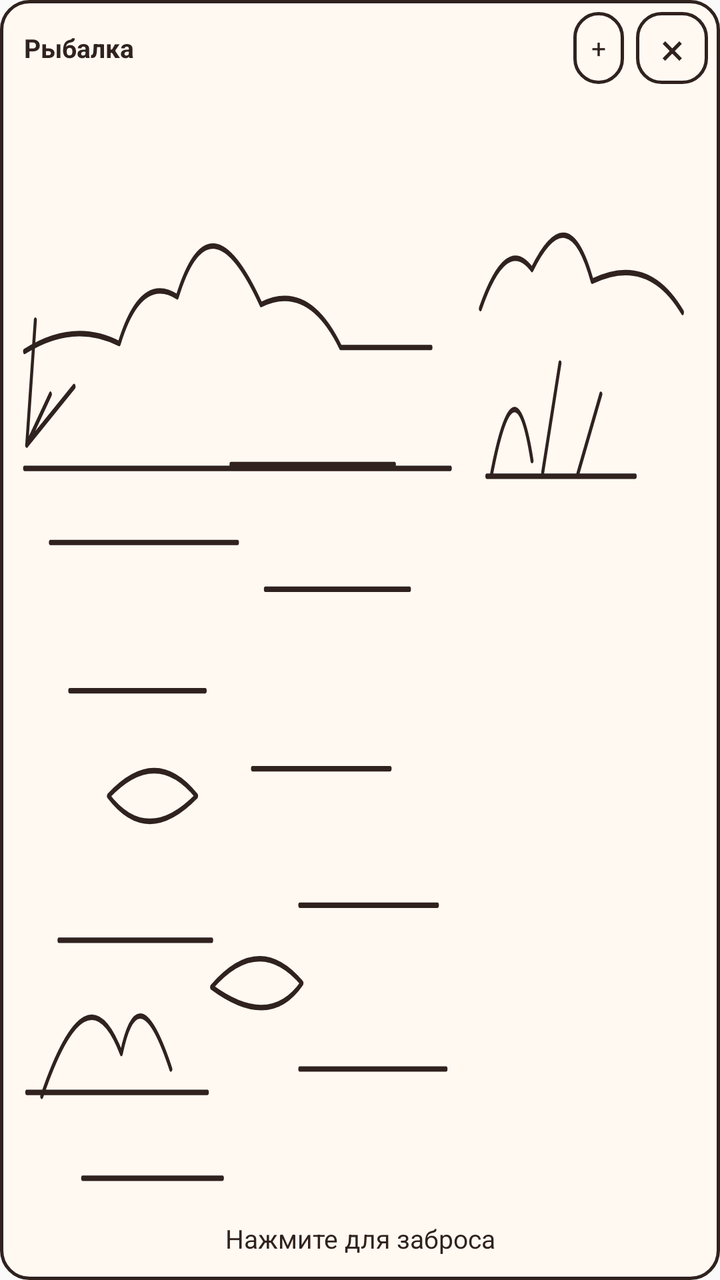
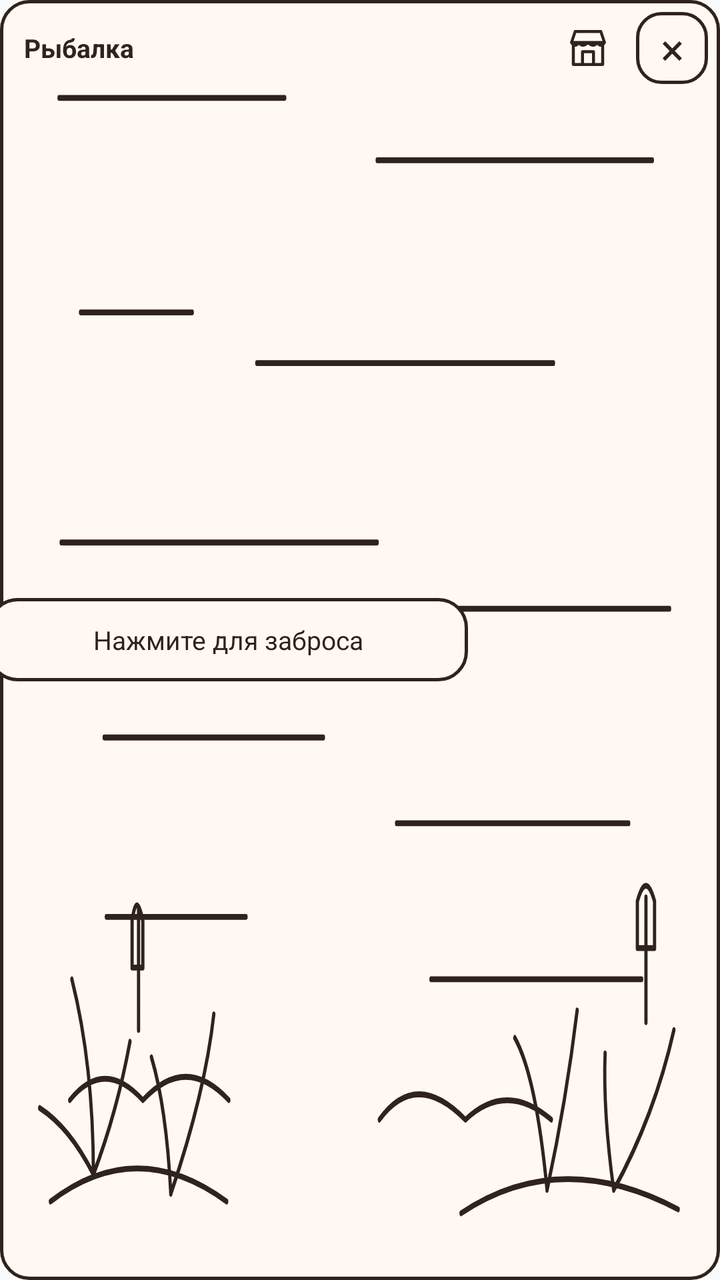

Screens rendered from an Android XML layout before and after an edit, with the pre-edit source and the edit as a unified diff.
<!-- AndroidManifest.xml: application theme android:Theme.Material.Light.NoActionBar -->
<!-- res/layout/view_chteico_fishing.xml -->
<?xml version="1.0" encoding="utf-8"?>
<FrameLayout xmlns:android="http://schemas.android.com/apk/res/android"
 android:id="@+id/fishing_root" android:layout_width="match_parent" android:layout_height="match_parent"
 android:background="@drawable/bg_fishing_stage" android:clipChildren="false" android:clipToPadding="false">
 <ImageView android:id="@+id/fishing_pond" android:layout_width="match_parent" android:layout_height="match_parent"
  android:layout_margin="8dp" android:scaleType="fitXY" android:src="@drawable/ic_fishing_pond" android:contentDescription="Контурный водоём"/>
 <TextView android:id="@+id/fishing_hud" android:layout_width="wrap_content" android:layout_height="36dp"
  android:layout_gravity="top|left" android:layout_marginLeft="12dp" android:layout_marginTop="6dp"
  android:gravity="center_vertical" android:textSize="13sp" android:textStyle="bold" android:textColor="#30221E" android:text="Рыбалка"/>
 <TextView android:id="@+id/fishing_shop" android:layout_width="wrap_content" android:layout_height="36dp"
  android:layout_gravity="top|right" android:layout_marginRight="48dp" android:layout_marginTop="6dp"
  android:gravity="center" android:paddingLeft="9dp" android:paddingRight="9dp"
  android:background="@drawable/bg_fishing_outline" android:textSize="13sp" android:textColor="#30221E" android:text="+"/>
 <TextView android:id="@+id/fishing_close" android:layout_width="36dp" android:layout_height="36dp"
  android:layout_gravity="top|right" android:layout_marginTop="6dp" android:layout_marginRight="6dp"
  android:gravity="center" android:background="@drawable/bg_fishing_outline"
  android:text="×" android:textColor="#30221E" android:textSize="22sp" android:contentDescription="Закрыть рыбалку"/>
 
 <FrameLayout android:id="@+id/fishing_cast_meter" android:layout_width="34dp" android:layout_height="220dp"
  android:layout_gravity="top|right" android:layout_marginTop="67dp" android:layout_marginRight="14dp"
  android:background="@drawable/bg_fishing_track" android:visibility="gone">
   <ImageView android:id="@+id/fishing_cast_optimum" android:layout_width="match_parent" android:layout_height="24dp"
    android:src="@drawable/bg_fishing_accent" android:contentDescription="Удвоенная зона идеального заброса 80 процентов"/>
   <ImageView android:id="@+id/fishing_cast_indicator" android:layout_width="match_parent" android:layout_height="5dp"
    android:src="@drawable/bg_fishing_marker" android:contentDescription="Бегущий индикатор заброса"/>
 </FrameLayout>
 <TextView android:id="@+id/fishing_cast_feedback" android:layout_width="wrap_content" android:layout_height="wrap_content"
  android:layout_gravity="center_horizontal|top" android:layout_marginTop="80dp"
  android:textSize="20sp" android:textStyle="bold" android:visibility="gone" android:text="Супер!"/>
 <ImageView android:id="@+id/fishing_bobber" android:layout_width="36dp" android:layout_height="48dp"
  android:src="@drawable/ic_fishing_bobber" android:contentDescription="Поплавок" android:visibility="gone"/>
 <ImageView android:id="@+id/fishing_wave_1" android:layout_width="72dp" android:layout_height="72dp"
  android:src="@drawable/ic_fishing_ripple" android:visibility="gone" android:contentDescription="Контурные волны"/>
 <ImageView android:id="@+id/fishing_wave_2" android:layout_width="72dp" android:layout_height="72dp"
  android:src="@drawable/ic_fishing_ripple" android:visibility="gone"/>
 <ImageView android:id="@+id/fishing_bite_ring" android:layout_width="76dp" android:layout_height="76dp"
  android:visibility="gone" android:contentDescription="Убывающий круг времени поклёвки"/>
 <TextView android:id="@+id/fishing_bite_message" android:layout_width="match_parent" android:layout_height="wrap_content"
  android:layout_gravity="top|center_horizontal" android:layout_marginTop="57dp"
  android:gravity="center" android:textSize="17sp" android:textStyle="bold" android:text="Рыба клюнула!"
  android:visibility="gone"/>
 <FrameLayout android:id="@+id/fishing_catch_panel" android:layout_width="96dp" android:layout_height="240dp"
  android:layout_gravity="right|center_vertical" android:layout_marginRight="12dp"
  android:background="@drawable/bg_fishing_outline" android:visibility="gone">
   <FrameLayout android:id="@+id/fishing_track" android:layout_width="62dp" android:layout_height="214dp"
    android:layout_gravity="top|left" android:layout_margin="12dp"
    android:background="@drawable/bg_fishing_track" android:clipChildren="false">
    <ImageView android:id="@+id/fishing_zone" android:layout_width="match_parent" android:layout_height="54dp"
     android:src="@drawable/bg_fishing_accent" android:contentDescription="Акцентная зона поимки"/>
    <ImageView android:id="@+id/fishing_catch_shimmer" android:layout_width="70dp" android:layout_height="70dp"
     android:layout_gravity="top|center_horizontal" android:src="@drawable/ic_fishing_sparkles"
     android:visibility="gone" android:contentDescription="Мерцающие искры"/>
    <ImageView android:id="@+id/fishing_fish" android:layout_width="42dp" android:layout_height="48dp"
     android:layout_gravity="left|top" android:layout_marginLeft="10dp"
     android:src="@drawable/ic_fishing_fish_common" android:contentDescription="Рыба"/>
   </FrameLayout>
 </FrameLayout>
 <ProgressBar android:id="@+id/fishing_catch_progress" style="?android:attr/progressBarStyleHorizontal"
  android:layout_width="match_parent" android:layout_height="9dp"
  android:layout_gravity="bottom" android:layout_marginLeft="16dp" android:layout_marginRight="16dp"
  android:layout_marginBottom="50dp" android:progressDrawable="@drawable/bg_fishing_progress"
  android:max="100" android:progress="0" android:visibility="gone"/>
 <LinearLayout android:id="@+id/fishing_result_panel" android:orientation="vertical"
  android:layout_width="match_parent" android:layout_height="match_parent"
  android:layout_gravity="center" android:layout_marginLeft="0dp" android:layout_marginRight="0dp"
  android:gravity="center" android:padding="14dp" android:background="@drawable/bg_fishing_stage"
  android:visibility="gone">
  <TextView android:id="@+id/fishing_result_title" android:layout_width="wrap_content" android:layout_height="wrap_content"
   android:text="Рыба поймана!" android:textStyle="bold" android:textSize="19sp" android:textColor="#30221E"/>
  <FrameLayout android:layout_width="match_parent" android:layout_height="136dp">
   <ImageView android:id="@+id/fishing_result_shimmer" android:layout_width="160dp" android:layout_height="125dp"
    android:layout_gravity="center" android:src="@drawable/ic_fishing_sparkles"
    android:visibility="gone" android:contentDescription="Мерцающие блёстки вокруг улова"/>
   <ImageView android:id="@+id/fishing_result_fish" android:layout_width="120dp" android:layout_height="76dp"
    android:layout_gravity="center" android:scaleType="fitCenter" android:src="@drawable/ic_fishing_fish_rare"
    android:contentDescription="Горизонтальная рыба, размер по массе"/>
  </FrameLayout>
  <TextView android:id="@+id/fishing_result_rarity" android:layout_width="wrap_content" android:layout_height="wrap_content"
   android:text="Редкая" android:textStyle="bold" android:textSize="17sp"/>
  <TextView android:id="@+id/fishing_result_mass" android:layout_width="wrap_content" android:layout_height="wrap_content"
   android:layout_marginTop="5dp" android:text="Масса" android:textSize="16sp" android:textColor="#30221E"/>
  <TextView android:id="@+id/fishing_result_rewards" android:layout_width="wrap_content" android:layout_height="wrap_content"
   android:layout_marginTop="5dp" android:text="XP · золото" android:textSize="15sp" android:textStyle="bold" android:textColor="#30221E"/>
  <TextView android:id="@+id/fishing_result_continue" android:layout_width="match_parent" android:layout_height="48dp"
   android:layout_marginTop="16dp" android:layout_marginLeft="30dp" android:layout_marginRight="30dp"
   android:gravity="center" android:clickable="true" android:focusable="true"
   android:background="@drawable/bg_fishing_outline" android:text="Продолжить"
   android:textColor="#30221E" android:textStyle="bold" android:textSize="16sp"/>
 </LinearLayout>
 <TextView android:id="@+id/fishing_status" android:layout_width="match_parent" android:layout_height="wrap_content"
  android:layout_gravity="bottom" android:layout_marginLeft="15dp" android:layout_marginRight="15dp"
  android:layout_marginBottom="12dp" android:gravity="center" android:maxLines="2"
  android:text="Нажмите для заброса" android:textSize="13sp" android:textColor="#30221E"/>
</FrameLayout>
<!-- resources referenced by this layout -->
<resources>
  <!-- drawable bg_fishing_accent (drawable) -->
  <?xml version="1.0" encoding="utf-8"?>
  <shape xmlns:android="http://schemas.android.com/apk/res/android" android:shape="rectangle">
   <solid android:color="#16A34A"/><corners android:radius="5dp"/>
  </shape>
  <!-- drawable bg_fishing_marker (drawable) -->
  <?xml version="1.0" encoding="utf-8"?>
  <shape xmlns:android="http://schemas.android.com/apk/res/android" android:shape="rectangle">
   <solid android:color="#16A34A"/><corners android:radius="2dp"/>
  </shape>
  <!-- drawable bg_fishing_outline (drawable) -->
  <?xml version="1.0" encoding="utf-8"?>
  <shape xmlns:android="http://schemas.android.com/apk/res/android" android:shape="rectangle">
   <solid android:color="@android:color/transparent"/><stroke android:width="1.5dp" android:color="#30221E"/><corners android:radius="12dp"/>
  </shape>
  <!-- drawable bg_fishing_stage (drawable) -->
  <?xml version="1.0" encoding="utf-8"?>
  <shape xmlns:android="http://schemas.android.com/apk/res/android" android:shape="rectangle">
   <solid android:color="#FFF9F2"/><stroke android:width="1.5dp" android:color="#30221E"/>
   <corners android:radius="14dp"/>
  </shape>
  <!-- drawable bg_fishing_track (drawable) -->
  <?xml version="1.0" encoding="utf-8"?>
  <shape xmlns:android="http://schemas.android.com/apk/res/android" android:shape="rectangle">
   <solid android:color="#22FFFFFF"/><stroke android:width="1.5dp" android:color="#30221E"/><corners android:radius="10dp"/>
  </shape>
  <!-- drawable ic_fishing_fish_common (drawable) -->
  <?xml version="1.0" encoding="utf-8"?>
  <vector xmlns:android="http://schemas.android.com/apk/res/android"
   android:width="32dp" android:height="48dp" android:viewportWidth="32" android:viewportHeight="48">
   <path android:fillColor="#FFFFFF" android:strokeColor="#30221E" android:strokeWidth="1.7"
   android:strokeLineCap="round" android:strokeLineJoin="round"
   android:pathData="M16,3 C8,3 6,14 8,24 C8.5,29 11,33 12,36 L7,44 L16,40 L25,44 L20,36 C21,33 23.5,29 24,24 C26,14 24,3 16,3 Z"/>
   <path android:fillColor="@android:color/transparent" android:strokeColor="#30221E" android:strokeWidth="1.5" android:strokeLineCap="round"
   android:pathData="M11,18 L5,24 L8,29 M21,18 L27,24 L24,29 M12,10 L13,10 M19,10 L20,10"/>
  </vector>
  <!-- drawable ic_fishing_pond (drawable) -->
  <?xml version="1.0" encoding="utf-8"?>
  <vector xmlns:android="http://schemas.android.com/apk/res/android" android:width="320dp" android:height="320dp" android:viewportWidth="320" android:viewportHeight="320">
   <path android:fillColor="@android:color/transparent" android:strokeColor="#30221E" android:strokeWidth="1.4" android:strokeLineCap="round" android:strokeLineJoin="round"
   android:pathData="M4,86 Q27,78 48,84 Q58,66 75,72 Q90,45 114,74 Q136,68 151,85 L193,85 M216,75 Q228,56 240,65 Q257,46 268,68 Q294,61 310,76 M4,116 L202,116 M16,135 L103,135 M116,147 L183,147 M25,173 L88,173 M110,193 L174,193 M20,237 L91,237 M132,270 L200,270 M31,298 L96,298 M100,115 L176,115 M132,228 L196,228 M12,277 Q33,243 49,266 Q57,245 72,270 M5,276 L89,276 M5,110 L16,97 M5,110 L27,95 M5,110 L9,78 M221,118 Q232,86 240,114 M245,117 L253,89 M261,118 L272,97 M219,118 L288,118 M43,200 Q65,187 84,200 Q61,213 43,200 Z M91,249 Q113,235 133,248 Q118,260 91,249 Z"/>
  </vector>
  <!-- unchanged entries left out for length: 5 -->
</resources>

<!-- the commit's change to res/layout/view_chteico_fishing.xml (unified diff, before → after) -->
@@ -7,10 +7,9 @@
  <TextView android:id="@+id/fishing_hud" android:layout_width="wrap_content" android:layout_height="36dp"
   android:layout_gravity="top|left" android:layout_marginLeft="12dp" android:layout_marginTop="6dp"
   android:gravity="center_vertical" android:textSize="13sp" android:textStyle="bold" android:textColor="#30221E" android:text="Рыбалка"/>
- <TextView android:id="@+id/fishing_shop" android:layout_width="wrap_content" android:layout_height="36dp"
+ <ImageView android:id="@+id/fishing_shop" android:layout_width="36dp" android:layout_height="36dp"
   android:layout_gravity="top|right" android:layout_marginRight="48dp" android:layout_marginTop="6dp"
-  android:gravity="center" android:paddingLeft="9dp" android:paddingRight="9dp"
-  android:background="@drawable/bg_fishing_outline" android:textSize="13sp" android:textColor="#30221E" android:text="+"/>
+  android:padding="7dp" android:src="@drawable/ic_fishing_shop" android:contentDescription="Магазин рыбалки"/>
  <TextView android:id="@+id/fishing_close" android:layout_width="36dp" android:layout_height="36dp"
   android:layout_gravity="top|right" android:layout_marginTop="6dp" android:layout_marginRight="6dp"
   android:gravity="center" android:background="@drawable/bg_fishing_outline"
@@ -39,27 +38,26 @@
   android:layout_gravity="top|center_horizontal" android:layout_marginTop="57dp"
   android:gravity="center" android:textSize="17sp" android:textStyle="bold" android:text="Рыба клюнула!"
   android:visibility="gone"/>
- <FrameLayout android:id="@+id/fishing_catch_panel" android:layout_width="96dp" android:layout_height="240dp"
-  android:layout_gravity="right|center_vertical" android:layout_marginRight="12dp"
-  android:background="@drawable/bg_fishing_outline" android:visibility="gone">
-   <FrameLayout android:id="@+id/fishing_track" android:layout_width="62dp" android:layout_height="214dp"
-    android:layout_gravity="top|left" android:layout_margin="12dp"
-    android:background="@drawable/bg_fishing_track" android:clipChildren="false">
-    <ImageView android:id="@+id/fishing_zone" android:layout_width="match_parent" android:layout_height="54dp"
+ 
+ <FrameLayout android:id="@+id/fishing_catch_panel" android:layout_width="match_parent" android:layout_height="match_parent"
+  android:background="@drawable/bg_fishing_stage" android:visibility="gone">
+   <FrameLayout android:id="@+id/fishing_track" android:layout_width="76dp" android:layout_height="match_parent"
+    android:layout_gravity="right|center_vertical" android:layout_marginTop="10dp" android:layout_marginBottom="26dp"
+    android:layout_marginRight="20dp" android:background="@drawable/bg_fishing_track" android:clipChildren="false">
+    <ImageView android:id="@+id/fishing_zone" android:layout_width="match_parent" android:layout_height="72dp"
      android:src="@drawable/bg_fishing_accent" android:contentDescription="Акцентная зона поимки"/>
     <ImageView android:id="@+id/fishing_catch_shimmer" android:layout_width="70dp" android:layout_height="70dp"
      android:layout_gravity="top|center_horizontal" android:src="@drawable/ic_fishing_sparkles"
      android:visibility="gone" android:contentDescription="Мерцающие искры"/>
     <ImageView android:id="@+id/fishing_fish" android:layout_width="42dp" android:layout_height="48dp"
-     android:layout_gravity="left|top" android:layout_marginLeft="10dp"
-     android:src="@drawable/ic_fishing_fish_common" android:contentDescription="Рыба"/>
+     android:layout_gravity="left|top" android:layout_marginLeft="17dp"
+     android:src="@drawable/ic_fishing_catch_silhouette" android:contentDescription="Тёмный силуэт улова"/>
    </FrameLayout>
+   <ProgressBar android:id="@+id/fishing_catch_progress" style="?android:attr/progressBarStyleHorizontal"
+    android:layout_width="match_parent" android:layout_height="9dp" android:layout_gravity="bottom"
+    android:layout_marginLeft="16dp" android:layout_marginRight="16dp" android:layout_marginBottom="11dp"
+    android:progressDrawable="@drawable/bg_fishing_progress" android:max="100" android:progress="0" android:visibility="gone"/>
  </FrameLayout>
- <ProgressBar android:id="@+id/fishing_catch_progress" style="?android:attr/progressBarStyleHorizontal"
-  android:layout_width="match_parent" android:layout_height="9dp"
-  android:layout_gravity="bottom" android:layout_marginLeft="16dp" android:layout_marginRight="16dp"
-  android:layout_marginBottom="50dp" android:progressDrawable="@drawable/bg_fishing_progress"
-  android:max="100" android:progress="0" android:visibility="gone"/>
  <LinearLayout android:id="@+id/fishing_result_panel" android:orientation="vertical"
   android:layout_width="match_parent" android:layout_height="match_parent"
   android:layout_gravity="center" android:layout_marginLeft="0dp" android:layout_marginRight="0dp"
@@ -87,8 +85,9 @@
    android:background="@drawable/bg_fishing_outline" android:text="Продолжить"
    android:textColor="#30221E" android:textStyle="bold" android:textSize="16sp"/>
  </LinearLayout>
- <TextView android:id="@+id/fishing_status" android:layout_width="match_parent" android:layout_height="wrap_content"
-  android:layout_gravity="bottom" android:layout_marginLeft="15dp" android:layout_marginRight="15dp"
-  android:layout_marginBottom="12dp" android:gravity="center" android:maxLines="2"
+ 
+ <TextView android:id="@+id/fishing_status" android:layout_width="240dp" android:layout_height="wrap_content"
+  android:layout_gravity="center" android:layout_marginRight="66dp" android:padding="12dp"
+  android:gravity="center" android:maxLines="4" android:background="@drawable/bg_fishing_stage"
   android:text="Нажмите для заброса" android:textSize="13sp" android:textColor="#30221E"/>
 </FrameLayout>
<!-- resource entries referenced after the edit -->
@@ -26,21 +26,30 @@
   <shape xmlns:android="http://schemas.android.com/apk/res/android" android:shape="rectangle">
    <solid android:color="#22FFFFFF"/><stroke android:width="1.5dp" android:color="#30221E"/><corners android:radius="10dp"/>
   </shape>
-  <!-- drawable ic_fishing_fish_common (drawable) -->
+  <!-- drawable ic_fishing_catch_silhouette (drawable) -->
   <?xml version="1.0" encoding="utf-8"?>
   <vector xmlns:android="http://schemas.android.com/apk/res/android"
    android:width="32dp" android:height="48dp" android:viewportWidth="32" android:viewportHeight="48">
-   <path android:fillColor="#FFFFFF" android:strokeColor="#30221E" android:strokeWidth="1.7"
+   <path android:fillColor="#151515" android:strokeColor="#151515" android:strokeWidth="1.7"
    android:strokeLineCap="round" android:strokeLineJoin="round"
    android:pathData="M16,3 C8,3 6,14 8,24 C8.5,29 11,33 12,36 L7,44 L16,40 L25,44 L20,36 C21,33 23.5,29 24,24 C26,14 24,3 16,3 Z"/>
-   <path android:fillColor="@android:color/transparent" android:strokeColor="#30221E" android:strokeWidth="1.5" android:strokeLineCap="round"
+   <path android:fillColor="@android:color/transparent" android:strokeColor="#151515" android:strokeWidth="1.5" android:strokeLineCap="round"
    android:pathData="M11,18 L5,24 L8,29 M21,18 L27,24 L24,29 M12,10 L13,10 M19,10 L20,10"/>
   </vector>
   <!-- drawable ic_fishing_pond (drawable) -->
   <?xml version="1.0" encoding="utf-8"?>
   <vector xmlns:android="http://schemas.android.com/apk/res/android" android:width="320dp" android:height="320dp" android:viewportWidth="320" android:viewportHeight="320">
-   <path android:fillColor="@android:color/transparent" android:strokeColor="#30221E" android:strokeWidth="1.4" android:strokeLineCap="round" android:strokeLineJoin="round"
-   android:pathData="M4,86 Q27,78 48,84 Q58,66 75,72 Q90,45 114,74 Q136,68 151,85 L193,85 M216,75 Q228,56 240,65 Q257,46 268,68 Q294,61 310,76 M4,116 L202,116 M16,135 L103,135 M116,147 L183,147 M25,173 L88,173 M110,193 L174,193 M20,237 L91,237 M132,270 L200,270 M31,298 L96,298 M100,115 L176,115 M132,228 L196,228 M12,277 Q33,243 49,266 Q57,245 72,270 M5,276 L89,276 M5,110 L16,97 M5,110 L27,95 M5,110 L9,78 M221,118 Q232,86 240,114 M245,117 L253,89 M261,118 L272,97 M219,118 L288,118 M43,200 Q65,187 84,200 Q61,213 43,200 Z M91,249 Q113,235 133,248 Q118,260 91,249 Z"/>
+   <path android:fillColor="@android:color/transparent" android:strokeColor="#30221E" android:strokeWidth="1.5"
+    android:strokeLineCap="round" android:strokeLineJoin="round"
+    android:pathData="M20,21 L125,21 M168,37 L296,37 M30,76 L82,76 M112,89 L250,89 M21,135 L168,135 M201,152 L304,152 M41,185 L143,185 M177,207 L285,207 M42,231 L107,231 M193,247 L291,247 M25,278 Q41,267 59,278 Q79,266 99,278 M169,283 Q186,270 209,283 Q228,273 249,283 M36,297 Q47,281 53,263 M36,297 Q36,269 26,247 M36,297 Q25,285 11,280 M72,302 Q88,276 92,256 M72,302 Q70,280 63,267 M247,301 Q256,278 261,255 M247,301 Q242,272 232,262 M278,301 Q297,282 306,260 M278,301 Q273,281 274,266 M16,304 Q56,287 98,304 M207,307 Q253,290 308,306 M57,260 L57,229 M54,232 Q56,224 59,232 L59,244 L54,244 Z M293,258 L293,226 M289,227 Q293,219 297,227 L297,239 L289,239 Z"/>
+  </vector>
+  <!-- drawable ic_fishing_shop (drawable) -->
+  <?xml version="1.0" encoding="utf-8"?>
+  <vector xmlns:android="http://schemas.android.com/apk/res/android" android:width="24dp" android:height="24dp"
+   android:viewportWidth="24" android:viewportHeight="24">
+   <path android:fillColor="@android:color/transparent" android:strokeColor="#30221E" android:strokeWidth="1.6"
+    android:strokeLineJoin="round" android:strokeLineCap="round"
+    android:pathData="M4,9 L4,21 L20,21 L20,9 M3,9 L5,3 L19,3 L21,9 Z M3,9 Q5,12 7,9 Q9,12 12,9 Q15,12 17,9 Q19,12 21,9 M9,21 L9,14 L15,14 L15,21"/>
   </vector>
   <!-- unchanged entries left out for length: 5 -->
 </resources>
